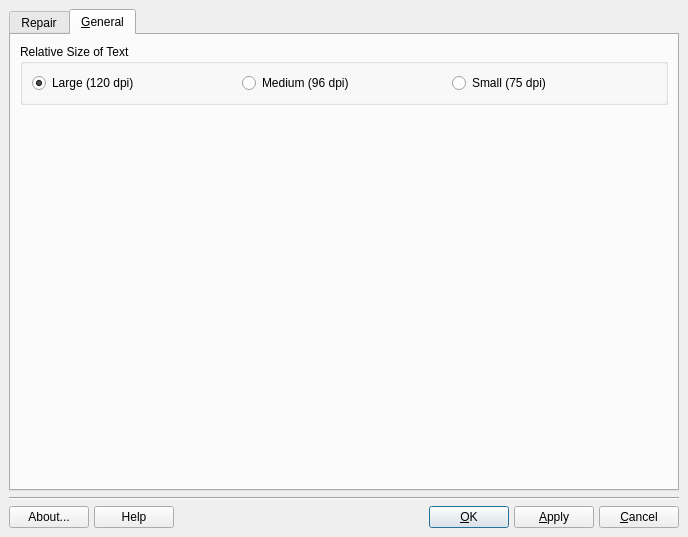
Old version of the form meconfig.ui in the repository MEPIS-Community/MEPIS-Xconfig.
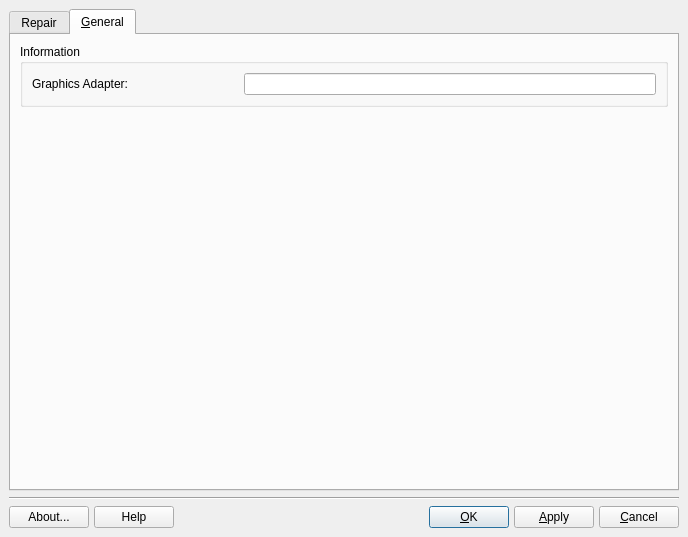
New version of the form. Icons and pictures are not drawn.

Commit message: 1st working version of new 'General' tab with output from lspci

Diff of the .ui file:
```diff
--- a/meconfig.ui
+++ b/meconfig.ui
@@ -191,7 +191,7 @@
           </sizepolicy>
          </property>
          <property name="title">
-          <string>Relative Size of Text</string>
+          <string>Information</string>
          </property>
          <layout class="QGridLayout">
           <property name="margin">
@@ -200,57 +200,16 @@
           <property name="spacing">
            <number>6</number>
           </property>
-          <item row="0" column="2">
-           <widget class="QRadioButton" name="smallerCheck">
-            <property name="sizePolicy">
-             <sizepolicy hsizetype="MinimumExpanding" vsizetype="Minimum">
-              <horstretch>0</horstretch>
-              <verstretch>0</verstretch>
-             </sizepolicy>
-            </property>
-            <property name="toolTip">
-             <string>Select for small text</string>
-            </property>
-            <property name="text">
-             <string>Small (75 dpi)</string>
-            </property>
-           </widget>
-          </item>
-          <item row="0" column="1">
-           <widget class="QRadioButton" name="mediumCheck">
-            <property name="sizePolicy">
-             <sizepolicy hsizetype="MinimumExpanding" vsizetype="Minimum">
-              <horstretch>0</horstretch>
-              <verstretch>0</verstretch>
-             </sizepolicy>
-            </property>
-            <property name="toolTip">
-             <string>Select for medium text</string>
-            </property>
-            <property name="text">
-             <string>Medium (96 dpi)</string>
-            </property>
-           </widget>
-          </item>
           <item row="0" column="0">
-           <widget class="QRadioButton" name="largerCheck">
-            <property name="sizePolicy">
-             <sizepolicy hsizetype="MinimumExpanding" vsizetype="Minimum">
-              <horstretch>0</horstretch>
-              <verstretch>0</verstretch>
-             </sizepolicy>
-            </property>
-            <property name="toolTip">
-             <string>Select for large text</string>
-            </property>
+           <widget class="QLabel" name="gfxAdapter">
             <property name="text">
-             <string>Large (120 dpi)</string>
-            </property>
-            <property name="checked">
-             <bool>true</bool>
+             <string>Graphics Adapter:</string>
             </property>
            </widget>
           </item>
+          <item row="0" column="1" colspan="2">
+           <widget class="QLineEdit" name="gfxAdapterEdit"/>
+          </item>
          </layout>
         </widget>
        </item>
```
Left out of the diff: 3 changed lines with no effect on the pictures. The commit also changes 2 other files.
